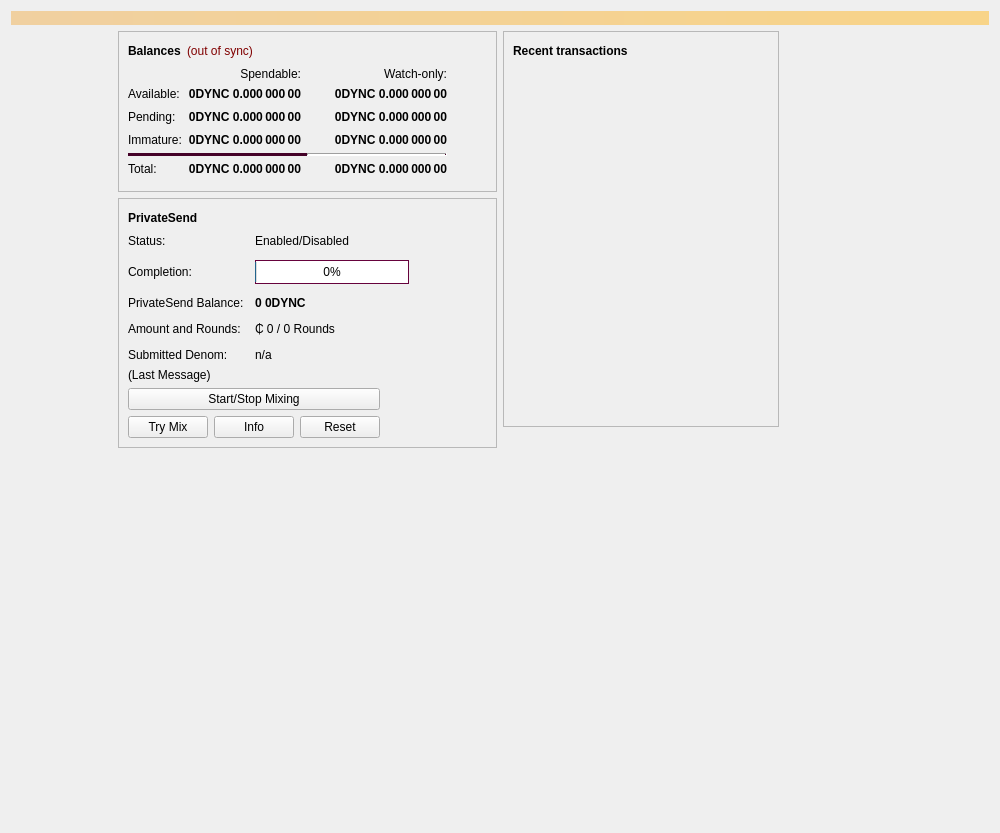
First picture: the form in src/qt/forms/overviewpage.ui, repository Zero-Dynamics/cash-core, before the edit.
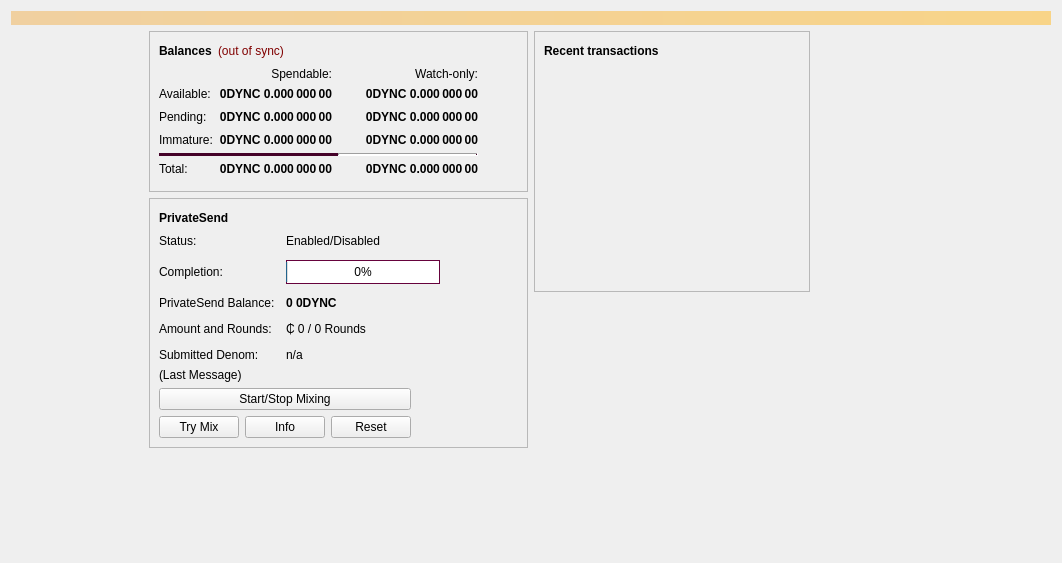
Second picture: the form after the edit. Icons and pictures are not drawn.

```diff
--- a/src/qt/forms/overviewpage.ui
+++ b/src/qt/forms/overviewpage.ui
@@ -6,14 +6,14 @@
    <rect>
     <x>0</x>
     <y>0</y>
-    <width>1000</width>
-    <height>833</height>
+    <width>1062</width>
+    <height>563</height>
    </rect>
   </property>
   <property name="minimumSize">
    <size>
-    <width>1000</width>
-    <height>543</height>
+    <width>1062</width>
+    <height>563</height>
    </size>
   </property>
   <property name="windowTitle">
```
